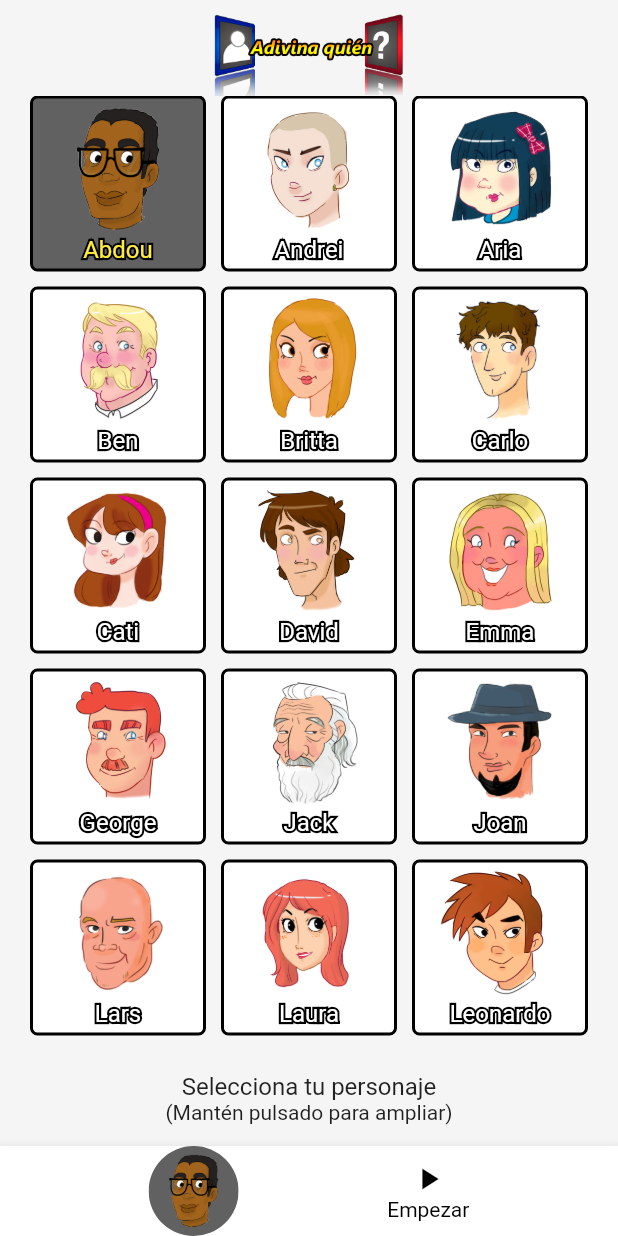
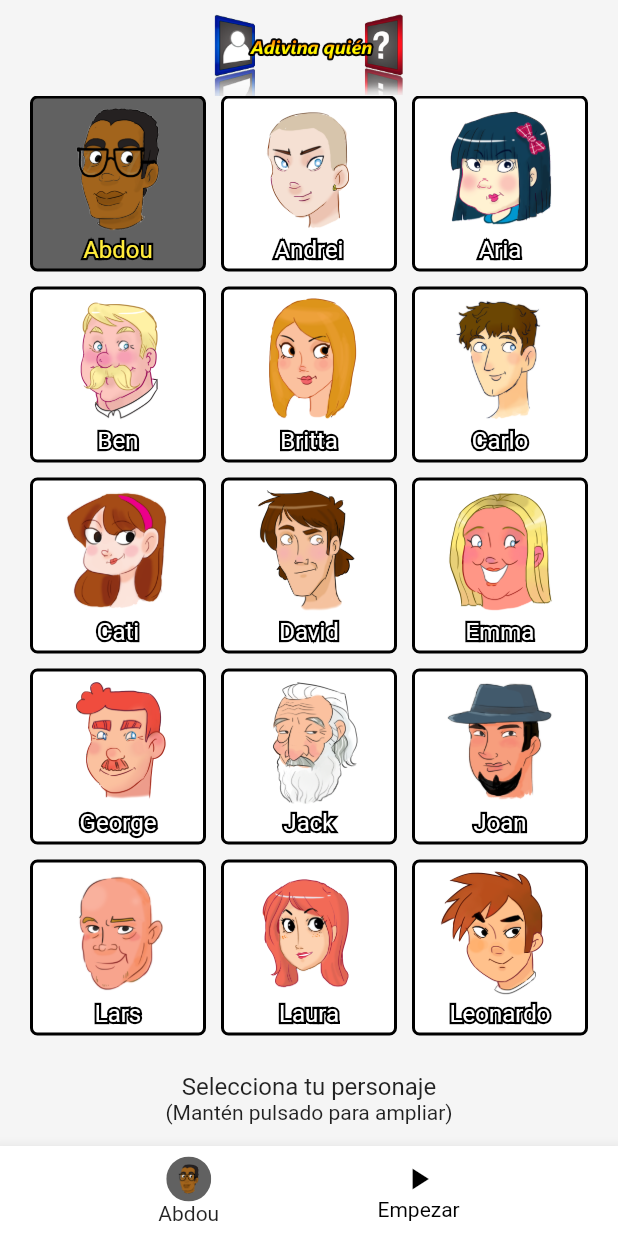
Before and after one commit to alfredoUcar/guesswho, a Flutter app: the DualDeviceGame screen opened by its route, after a tap on "Abdou", on a phone screen of 412 x 824 dp. Run offline on Flutter 3.47's test engine with Material 2 defaults, Android fonts, the phone set to English and light mode, and no system bars.

Commit message:
add name to miniature

```diff
--- a/lib/screens/dual_device_game.dart
+++ b/lib/screens/dual_device_game.dart
@@ -28,7 +28,10 @@ class DualDeviceGame extends StatelessWidget {
                         Navigator.of(context)
                             .pushNamed(SelectedCharacterDetail.routeName);
                       },
-                      child: ClipRRect(
+                      child: Column(
+                        mainAxisSize: MainAxisSize.min,
+                        children: [
+                          ClipRRect(
                             borderRadius: BorderRadius.circular(300),
                             child: Container(
                               padding: const EdgeInsets.all(5),
@@ -38,12 +41,15 @@ class DualDeviceGame extends StatelessWidget {
                               child: Hero(
                                 tag: 'selected-character-zoom',
                                 child: Image(
-                              height: 50,
+                                  height: 20,
                                   image: AssetImage(
                                       "lib/assets/characters/${game.selectedCharacter}.png"),
                                 ),
                               ),
                             ),
+                          ),
+                          Text(game.selectedCharacter as String),
+                        ],
                       ),
                     ),
               InkWell(
```
Lines whose indentation alone changed are shown as unchanged.
